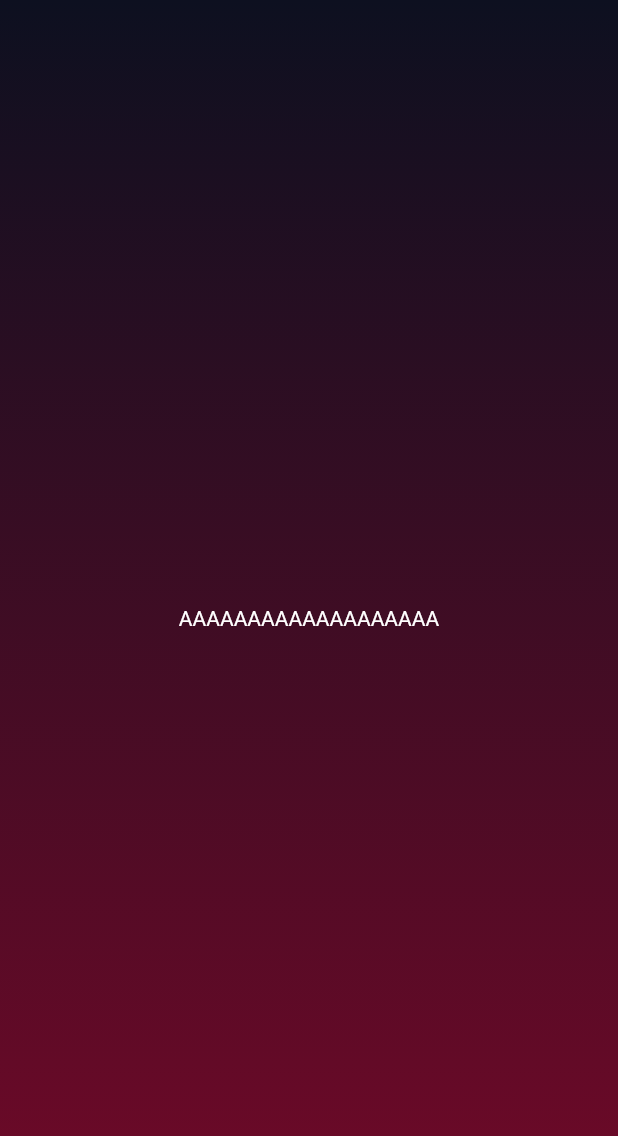
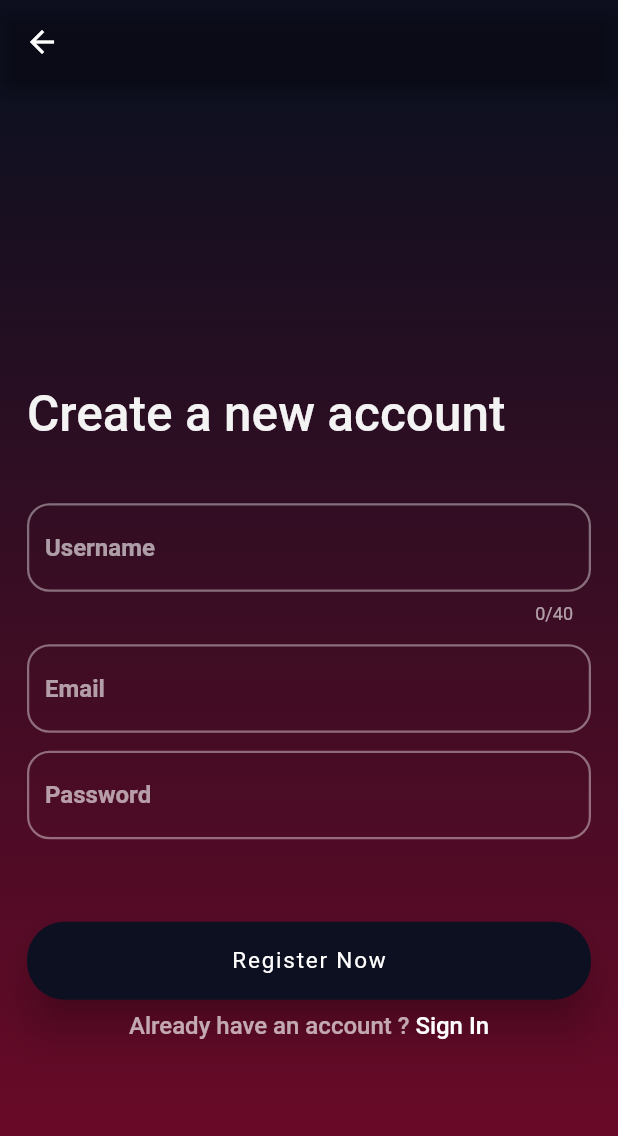
Before and after one commit to Bamidele1234/CRUD-with-Firebase, a Flutter app: the SignUpScreen screen opened by its route, on a phone screen of 412 x 824 dp. Shown: the top 1136 px of the screen. Run offline on Flutter 3.47's test engine with Material 2 defaults, Android fonts, the phone set to English and light mode, and no system bars; our stand-ins replace animated_text_kit, auto_route, responsive_framework.

Commit message:
Worked on the Sign in page

```diff
--- a/lib/constants.dart
+++ b/lib/constants.dart
@@ -1,22 +1,22 @@
+import 'package:exercise6/screens/login_screen.dart';
+import 'package:exercise6/screens/sign_up.dart';
 import 'package:flutter/material.dart';
 
 // Essential Colors
 const kScaffoldColor = Color(0xFF0D1020);
-const kListTileColor = Color(0xFF1D1E33);
-const kSecondaryColor = Color(0xFFEB1555);
-const kTertiaryColor = Color(0xff8A95D0);
 const kShadowColor = Color(0xffEE2F69);
-const kPopUpColor = Color(0xff12172B);
 const kGradientColor = Color(0xFF710928);
 
-// The border for the Signup and Login Screen
+double kbuttonTextSize = 15;
+
+/// The border for the [SignUpScreen] and [LoginScreen]
 const kButtonShape = RoundedRectangleBorder(
   borderRadius: BorderRadius.all(
-    Radius.circular(27),
+    Radius.circular(25),
   ),
 );
 
-// The Gradient Decoration on each page
+/// The Gradient Decoration on each page
 const kPageDecoration = BoxDecoration(
   gradient: LinearGradient(
     begin: Alignment.topCenter,
@@ -28,36 +28,24 @@ const kPageDecoration = BoxDecoration(
   ),
 );
 
-// The padding around each page
+/// The padding around each page
 const kPagePadding = EdgeInsets.symmetric(
-  horizontal: 17,
+  horizontal: 18,
   vertical: 20,
 );
 
-// Decoration for the text fields
-const kInputDecoration = InputDecoration(
-  hintText: '',
-  hintStyle: TextStyle(
-    fontWeight: FontWeight.w600,
-    fontSize: 15.5,
-  ),
-  border: OutlineInputBorder(
-    gapPadding: 20,
-    borderRadius: BorderRadius.all(
-      Radius.circular(15),
-    ),
-    borderSide: BorderSide(
-      width: 10,
-      color: kScaffoldColor,
-    ),
-  ),
+/// The style of the main texts on the [SignUpScreen] and [LoginScreen]
+final kMainTextStyle = TextStyle(
+  fontSize: 33,
+  fontWeight: FontWeight.w500,
+  color: Colors.white.withOpacity(0.95),
 );
 
-// The SIGN IN button style
+/// The SIGN IN button style
 final kSignInStyle = ElevatedButton.styleFrom(
   primary: kScaffoldColor,
-  textStyle: const TextStyle(
-    fontSize: 18,
+  textStyle: TextStyle(
+    fontSize: kbuttonTextSize,
     letterSpacing: 1.2,
   ),
   elevation: 12,
@@ -65,13 +53,21 @@ final kSignInStyle = ElevatedButton.styleFrom(
   shape: kButtonShape,
 );
 
-// The Register button style
+/// The Register button style
 final kRegisterStyle = ElevatedButton.styleFrom(
-  textStyle: const TextStyle(
-    fontSize: 18,
+  textStyle: TextStyle(
+    fontSize: kbuttonTextSize,
     letterSpacing: 1.2,
   ),
   side: const BorderSide(color: kScaffoldColor, width: 1.7),
   minimumSize: const Size(100, 52),
   shape: kButtonShape,
 );
+
+/// The border for the input fields
+const kmyBorder = OutlineInputBorder(
+  borderSide: BorderSide(color: kShadowColor),
+  borderRadius: BorderRadius.all(
+    Radius.circular(15),
+  ),
+);
--- a/lib/screens/home_screen.dart
+++ b/lib/screens/home_screen.dart
@@ -29,8 +29,7 @@ class HomeScreen extends StatelessWidget {
                 const Text(
                   "All your tasks in one place",
                   style: TextStyle(
-                    fontSize: 22,
-                    fontFamily: 'Asap',
+                    fontSize: 20,
                   ),
                   textAlign: TextAlign.center,
                 ),
--- a/lib/screens/sign_up.dart
+++ b/lib/screens/sign_up.dart
@@ -1,20 +1,120 @@
+import 'package:auto_route/auto_route.dart';
 import 'package:exercise6/constants.dart';
+import 'package:exercise6/screens/login_screen.dart';
+import 'package:flutter/gestures.dart';
 import 'package:flutter/material.dart';
 
 class SignUpScreen extends StatelessWidget {
-  const SignUpScreen({Key? key}) : super(key: key);
+  SignUpScreen({Key? key}) : super(key: key);
 
   static const tag = '/signup';
+  final myFullNameController = TextEditingController();
+  final myEmailController = TextEditingController();
+  final myPasswordController = TextEditingController();
 
   @override
   Widget build(BuildContext context) {
-    return Scaffold(
-      body: Container(
-        decoration: kPageDecoration,
-        child: const Padding(
-          padding: kPagePadding,
-          child: Center(
-            child: Text('AAAAAAAAAAAAAAAAAAA'),
+    return GestureDetector(
+      onTap: () => FocusManager.instance.primaryFocus?.unfocus(),
+      child: Scaffold(
+        appBar: AppBar(
+          backgroundColor: Colors.transparent,
+        ),
+        body: Container(
+          decoration: kPageDecoration,
+          child: Padding(
+            padding: kPagePadding,
+            child: Center(
+              child: Column(
+                mainAxisAlignment: MainAxisAlignment.center,
+                crossAxisAlignment: CrossAxisAlignment.stretch,
+                children: [
+                  Padding(
+                    padding: const EdgeInsets.only(top: 70),
+                    child: Text(
+                      'Create a new account',
+                      textAlign: TextAlign.start,
+                      style: kMainTextStyle,
+                    ),
+                  ),
+                  Form(
+                    child: Column(
+                      children: [
+                        Padding(
+                          padding: const EdgeInsets.only(top: 40),
+                          child: TextFormField(
+                            maxLength: 40,
+                            controller: myFullNameController,
+                            decoration: const InputDecoration(
+                              hintText: 'Username',
+                            ),
+                          ),
+                        ),
+                        Padding(
+                          padding: const EdgeInsets.only(top: 13),
+                          child: TextFormField(
+                            controller: myEmailController,
+                            decoration: const InputDecoration(
+                              hintText: 'Email',
+                            ),
+                          ),
+                        ),
+                        Padding(
+                          padding: const EdgeInsets.only(
+                            top: 12,
+                            bottom: 10,
+                          ),
+                          child: TextFormField(
+                            controller: myPasswordController,
+                            decoration: const InputDecoration(
+                              hintText: 'Password',
+                            ),
+                          ),
+                        )
+                      ],
+                    ),
+                  ),
+                  const SizedBox(
+                    height: 45,
+                  ),
+                  ElevatedButton(
+                    style: kSignInStyle,
+                    onPressed: () {},
+                    child: const Text("Register Now"),
+                  ),
+                  const SizedBox(
+                    height: 8,
+                  ),
+                  Center(
+                    child: RichText(
+                      text: TextSpan(
+                        children: [
+                          TextSpan(
+                            text: 'Already have an account ?',
+                            style: TextStyle(
+                              fontSize: 16,
+                              fontWeight: FontWeight.w500,
+                              color: Colors.white.withOpacity(0.65),
+                            ),
+                          ),
+                          TextSpan(
+                            text: ' Sign In',
+                            style: const TextStyle(
+                              fontSize: 16,
+                              fontWeight: FontWeight.w500,
+                            ),
+                            recognizer: TapGestureRecognizer()
+                              ..onTap = () {
+                                context.router.replaceNamed(LoginScreen.tag);
+                              },
+                          )
+                        ],
+                      ),
+                    ),
+                  ),
+                ],
+              ),
+            ),
           ),
         ),
       ),
--- a/lib/theme_data/theme.dart
+++ b/lib/theme_data/theme.dart
@@ -4,29 +4,6 @@ import '../constants.dart';
 /// Vital theme data
 class MyTheme {
   ThemeData themeData = ThemeData.dark().copyWith(
-    // canvasColor: Colors.transparent, => I could also use this
-    popupMenuTheme: const PopupMenuThemeData(
-      color: kPopUpColor,
-      shape: RoundedRectangleBorder(
-        borderRadius: BorderRadius.all(
-          Radius.circular(12),
-        ),
-      ),
-    ),
-    textButtonTheme: TextButtonThemeData(
-      style: TextButton.styleFrom(
-        maximumSize: const Size(100, 50),
-        primary: Colors.white,
-        padding: const EdgeInsets.all(0),
-        textStyle: const TextStyle(
-          fontSize: 18,
-          fontWeight: FontWeight.w400,
-        ),
-      ),
-    ),
-    bottomSheetTheme: const BottomSheetThemeData(
-      backgroundColor: kListTileColor,
-    ),
     outlinedButtonTheme: OutlinedButtonThemeData(
       style: OutlinedButton.styleFrom(
         primary: Colors.white,
@@ -34,29 +11,25 @@ class MyTheme {
     ),
     visualDensity: VisualDensity.adaptivePlatformDensity,
     scaffoldBackgroundColor: kScaffoldColor,
-    cardTheme: CardTheme(
-      shape: RoundedRectangleBorder(
-        borderRadius: BorderRadius.circular(20.0),
+    inputDecorationTheme: InputDecorationTheme(
+      hintStyle: const TextStyle(
+        fontWeight: FontWeight.w600,
+        fontSize: 16,
       ),
-    ),
-    listTileTheme: ListTileThemeData(
-      shape: RoundedRectangleBorder(
-        borderRadius: BorderRadius.circular(20.0),
+      errorStyle: const TextStyle(
+        color: kShadowColor,
       ),
-      horizontalTitleGap: 7,
-      style: ListTileStyle.drawer,
-      tileColor: kListTileColor,
-    ),
-    floatingActionButtonTheme: const FloatingActionButtonThemeData(
-      backgroundColor: kSecondaryColor,
-    ),
-    snackBarTheme: const SnackBarThemeData(
-      backgroundColor: kTertiaryColor,
-      contentTextStyle: TextStyle(
-        color: Colors.black87,
-        fontSize: 17.5,
-        fontWeight: FontWeight.w400,
-        fontStyle: FontStyle.italic,
+      errorBorder: kmyBorder,
+      enabledBorder: kmyBorder.copyWith(
+        borderSide: BorderSide(
+          color: Colors.white.withOpacity(0.4),
+          width: 1.5,
+        ),
+      ),
+      focusedBorder: kmyBorder.copyWith(
+        borderSide: const BorderSide(
+          color: Colors.white,
+        ),
       ),
     ),
   );
```
Also changed, not shown: lib/screens/login_screen.dart (+30 -22 lines), lib/app_router/router.gr.dart.
